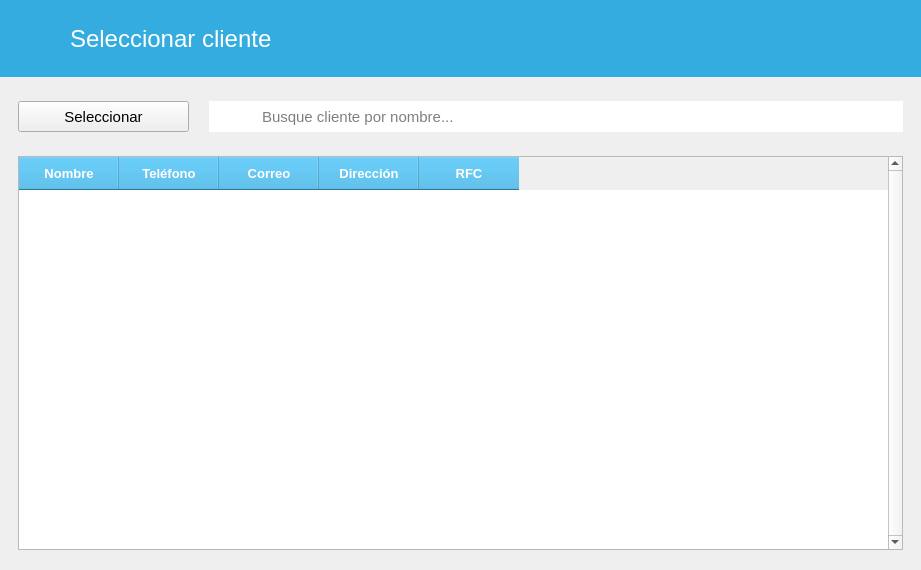
This is ui/Ui_SeleccionarCliente.ui in ivanperez-7/printpos as Qt 5 draws it before an edit. The edited form follows.
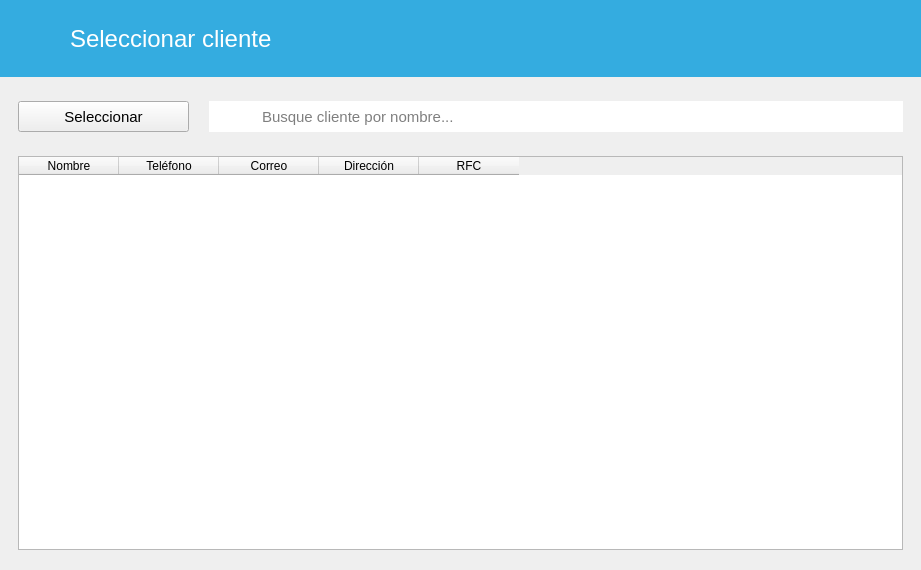
This is the edited form. Icons and pictures are not drawn. Custom widgets are drawn as their Qt base class.

```diff
--- a/ui/Ui_SeleccionarCliente.ui
+++ b/ui/Ui_SeleccionarCliente.ui
@@ -330,62 +330,7 @@
            <number>20</number>
           </property>
           <item>
-           <widget class="QTableWidget" name="tabla_seleccionar">
-            <property name="font">
-             <font>
-              <family>Segoe UI</family>
-              <pointsize>10</pointsize>
-             </font>
-            </property>
-            <property name="styleSheet">
-             <string notr="true">QHeaderView::section {
-	font: bold 10pt;
-	color: rgb(255, 255, 255);
-	background-color: rgb(52, 172, 224);
-	padding: 7px;
-}
-
-QTableView::item{
-  padding: 5px;
-}
-
-QTableWidget {
-	alternate-background-color: rgb(240, 240, 240);
-}
-
-QTableView {
-    selection-background-color: rgb(85, 85, 255);
-    selection-color: rgb(255, 255, 255);
-}
-QTableView:active {
-    selection-background-color: rgb(85, 85, 255);
-    selection-color: rgb(255, 255, 255);
-}</string>
-            </property>
-            <property name="verticalScrollBarPolicy">
-             <enum>Qt::ScrollBarAlwaysOn</enum>
-            </property>
-            <property name="editTriggers">
-             <set>QAbstractItemView::NoEditTriggers</set>
-            </property>
-            <property name="alternatingRowColors">
-             <bool>true</bool>
-            </property>
-            <property name="selectionMode">
-             <enum>QAbstractItemView::SingleSelection</enum>
-            </property>
-            <property name="selectionBehavior">
-             <enum>QAbstractItemView::SelectRows</enum>
-            </property>
-            <property name="showGrid">
-             <bool>false</bool>
-            </property>
-            <property name="gridStyle">
-             <enum>Qt::SolidLine</enum>
-            </property>
-            <attribute name="verticalHeaderVisible">
-             <bool>false</bool>
-            </attribute>
+           <widget class="TablaDatos" name="tabla_seleccionar">
             <column>
              <property name="text">
               <string>Nombre</string>
@@ -422,6 +367,13 @@
    </layout>
   </widget>
  </widget>
+ <customwidgets>
+  <customwidget>
+   <class>TablaDatos</class>
+   <extends>QTableWidget</extends>
+   <header>utils.mywidgets.h</header>
+  </customwidget>
+ </customwidgets>
  <resources>
   <include location="../resources.qrc"/>
  </resources>
```
